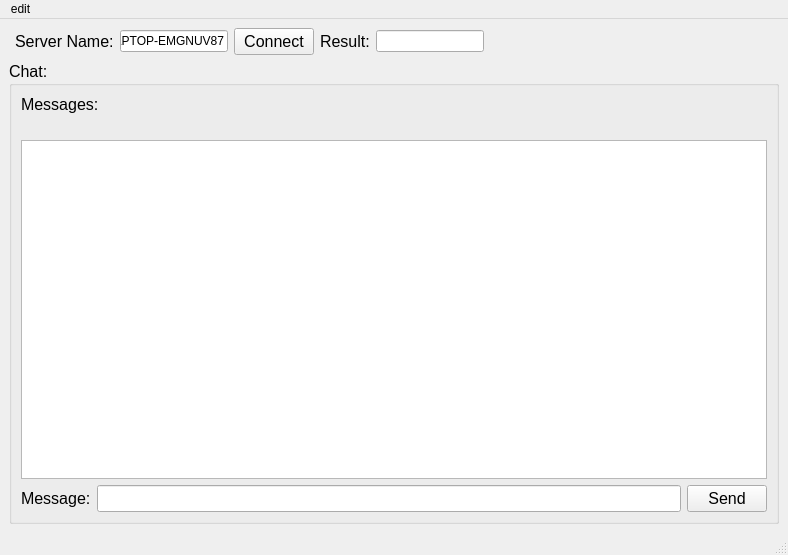
This is client/qt_client/mainwindow.ui in so-groenen/aysnc_secure_chat_application as Qt 5 draws it before an edit. The edited form follows.
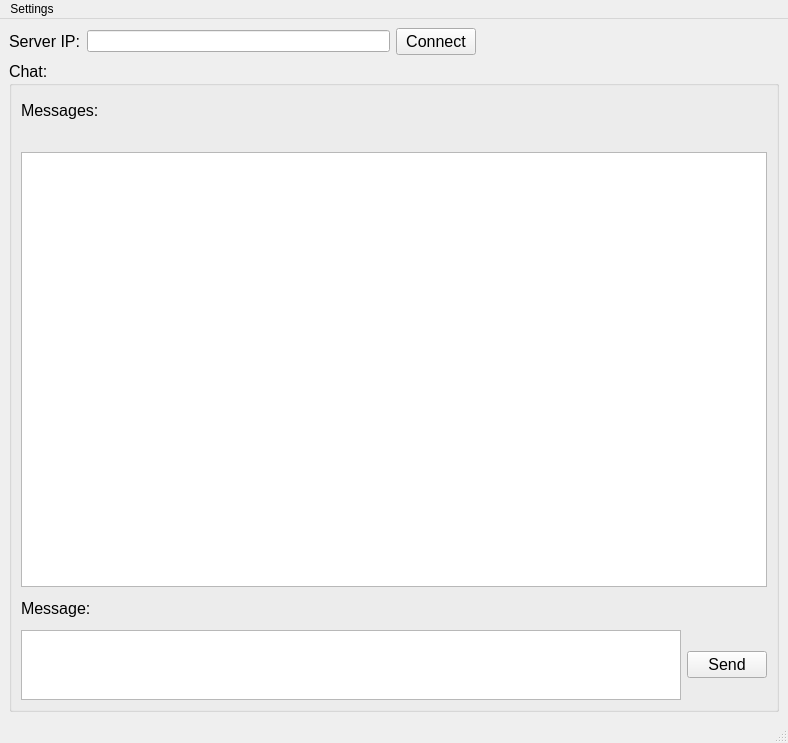
This is the edited form.

The edit to the form file:
```diff
--- a/client/qt_client/mainwindow.ui
+++ b/client/qt_client/mainwindow.ui
@@ -7,15 +7,15 @@
     <x>0</x>
     <y>0</y>
     <width>788</width>
-    <height>555</height>
+    <height>743</height>
    </rect>
   </property>
   <property name="windowTitle">
    <string>MainWindow</string>
   </property>
   <widget class="QWidget" name="centralwidget">
-   <layout class="QGridLayout" name="gridLayout">
-    <item row="0" column="1">
+   <layout class="QVBoxLayout" name="verticalLayout_8">
+    <item>
      <layout class="QHBoxLayout" name="horizontalLayout">
       <item>
        <widget class="QLabel" name="label">
@@ -25,16 +25,12 @@
          </font>
         </property>
         <property name="text">
-         <string>Server Name:</string>
+         <string>Server IP:</string>
         </property>
        </widget>
       </item>
       <item>
-       <widget class="QLineEdit" name="HostEdit">
-        <property name="text">
-         <string>LAPTOP-EMGNUV87</string>
-        </property>
-       </widget>
+       <widget class="QLineEdit" name="ResultEdit"/>
       </item>
       <item>
        <widget class="QPushButton" name="connectBtn">
@@ -49,23 +45,6 @@
        </widget>
       </item>
       <item>
-       <widget class="QLabel" name="label_4">
-        <property name="font">
-         <font>
-          <pointsize>12</pointsize>
-         </font>
-        </property>
-        <property name="text">
-         <string>Result:</string>
-        </property>
-       </widget>
-      </item>
-      <item>
-       <widget class="QLineEdit" name="ResultEdit"/>
-      </item>
-     </layout>
-    </item>
-    <item row="0" column="2">
      <spacer name="horizontalSpacer_2">
       <property name="orientation">
        <enum>Qt::Orientation::Horizontal</enum>
@@ -78,7 +57,9 @@
       </property>
      </spacer>
     </item>
-    <item row="1" column="0" colspan="3">
+     </layout>
+    </item>
+    <item>
      <widget class="QGroupBox" name="groupBox">
       <property name="font">
        <font>
@@ -88,9 +69,11 @@
       <property name="title">
        <string>Chat:</string>
       </property>
-      <layout class="QVBoxLayout" name="verticalLayout_2">
+      <layout class="QGridLayout" name="gridLayout">
+       <item row="0" column="0">
+        <layout class="QVBoxLayout" name="verticalLayout_7">
        <item>
-        <layout class="QVBoxLayout" name="verticalLayout">
+          <layout class="QVBoxLayout" name="verticalLayout" stretch="5,0,70,5,10">
          <item>
           <widget class="QLabel" name="label_3">
            <property name="font">
@@ -125,10 +108,6 @@
            </property>
           </widget>
          </item>
-        </layout>
-       </item>
-       <item>
-        <layout class="QHBoxLayout" name="horizontalLayout_2">
          <item>
           <widget class="QLabel" name="label_2">
            <property name="font">
@@ -142,11 +121,14 @@
           </widget>
          </item>
          <item>
-          <widget class="QLineEdit" name="MessageEdit">
-           <property name="font">
-            <font>
-             <pointsize>12</pointsize>
-            </font>
+            <layout class="QHBoxLayout" name="horizontalLayout_2">
+             <item>
+              <widget class="QTextEdit" name="MessageEdit">
+               <property name="minimumSize">
+                <size>
+                 <width>0</width>
+                 <height>0</height>
+                </size>
            </property>
           </widget>
          </item>
@@ -165,6 +147,10 @@
         </layout>
        </item>
       </layout>
+         </item>
+        </layout>
+       </item>
+      </layout>
      </widget>
     </item>
    </layout>
@@ -180,7 +166,7 @@
    </property>
    <widget class="QMenu" name="menuedit">
     <property name="title">
-     <string>edit</string>
+     <string>Settings</string>
     </property>
     <widget class="QMenu" name="menuEdit_Server">
      <property name="title">
```
Left out of the diff: 24 changed lines with no effect on the pictures. Lines whose indentation alone changed are shown as unchanged.
